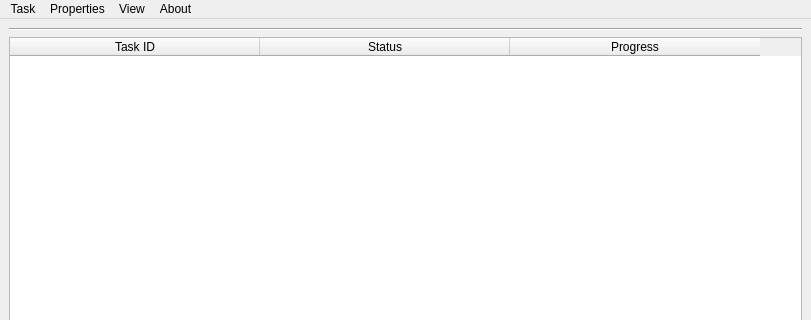
First picture: the form in poc/golemPy/examples/default/ui/MainWindow.ui, repository golemfactory/clay, before the edit; both pictures show x 0 to 811 and y 0 to 320 of the 811 by 690 pixel window.
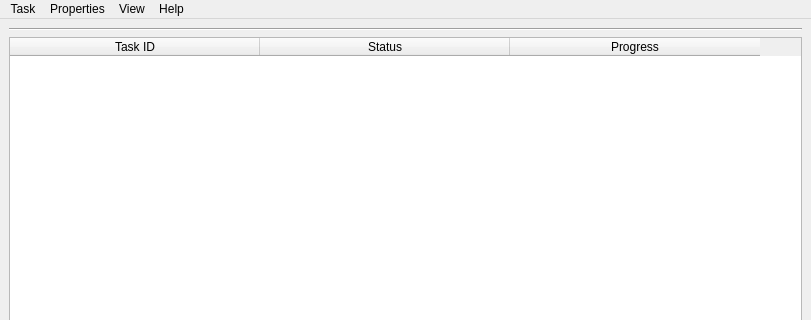
Second picture: the form after the edit.

Patch:
```diff
--- a/poc/golemPy/examples/default/ui/MainWindow.ui
+++ b/poc/golemPy/examples/default/ui/MainWindow.ui
@@ -221,7 +221,7 @@
    </widget>
    <widget class="QMenu" name="menuAbout">
     <property name="title">
-     <string>About</string>
+     <string>Help</string>
     </property>
    </widget>
    <addaction name="menuTask"/>
```
Left out of the diff: 6 changed lines with no effect on the pictures.
